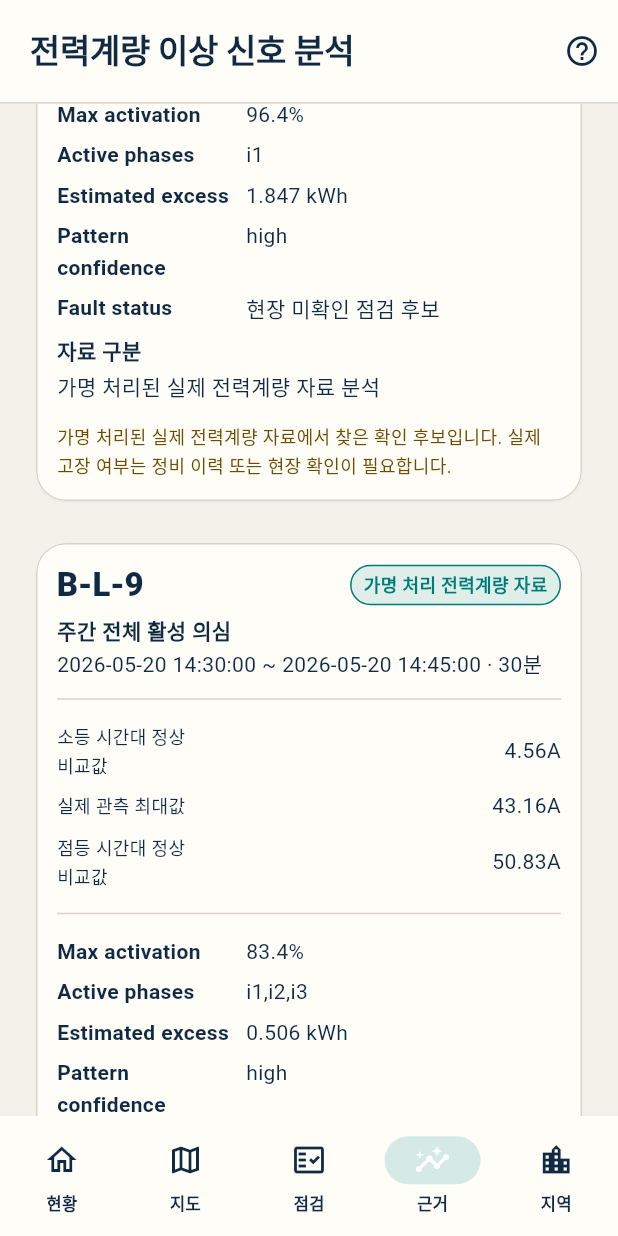
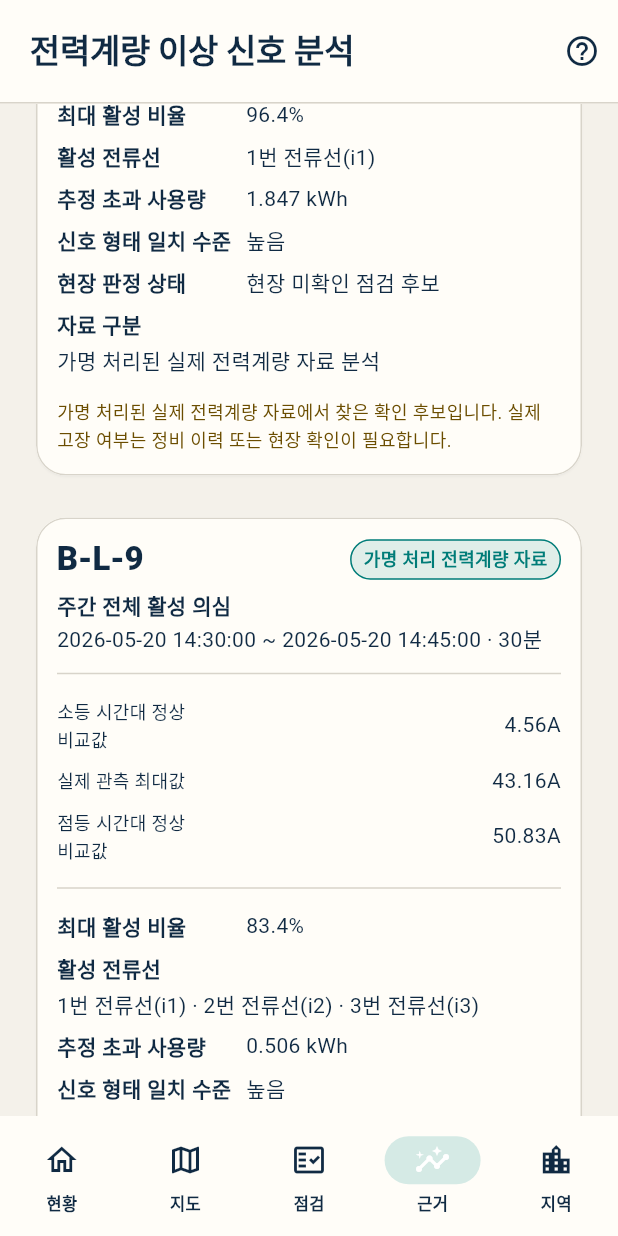
Before and after one commit to good5229/AMI_2026, a Flutter app: the AmiValidationScreen screen opened by its route, scrolled down 576 dp, on a phone screen of 412 x 824 dp. Run offline on Flutter 3.47's test engine with Material 3 defaults, Android fonts, the phone set to English and light mode, and no system bars; our stand-ins replace flutter_map, flutter_riverpod, go_router, latlong2; missing offline and left inert: dart:html; Roboto replaces fonts that are missing (Noto Sans KR).

Commit message:
refactor: translate operational metrics for public UI

```diff
--- a/lightguard_app/lib/data/models/lightguard_models.dart
+++ b/lightguard_app/lib/data/models/lightguard_models.dart
@@ -267,9 +267,9 @@ class CabinetRecord {
   SignalSource get signalSource => ami.signalSource;
 
   String get modeLabel {
-    if (ami.hasRealAmi) return '실제 지자체 AMI 연동';
+    if (ami.hasRealAmi) return '실제 지자체 전력계량 자료 연동';
     if (ami.virtualLinkMode == 'scenario_injection') return '검증 시나리오';
-    return '공공자산 · AMI 미연결';
+    return '공공자산 · 전력계량 자료 미연결';
   }
 }
 
--- a/lightguard_app/lib/features/ami_validation/ami_validation_screen.dart
+++ b/lightguard_app/lib/features/ami_validation/ami_validation_screen.dart
@@ -153,6 +153,9 @@ class _MetricReadingGuide extends StatelessWidget {
             Text('• 탐지율: 검증용 이상 사례를 찾아낸 비율이며 높을수록 좋습니다.'),
             Text('• 정상 오분류율: 정상 상태를 이상으로 잘못 표시한 비율이며 낮을수록 좋습니다.'),
             Text('• 우선 확인 대상 일치율: 먼저 확인하도록 제시한 대상 중 검증 기준과 일치한 비율입니다.'),
+            Text('• 최대 활성 비율: 분석 구간에서 계산한 전력 사용 활성 정도를 0~100%로 표시한 값입니다.'),
+            Text('• 활성 전류선: i1·i2·i3은 계량기가 기록한 1·2·3번 전류선을 뜻합니다.'),
+            Text('• 신호 형태 일치 수준: 높음·보통·낮음으로 분석 신호의 형태 일치 정도를 표시합니다.'),
             SizedBox(height: 6),
             Text('현장 고장 정답이 없는 결과는 실제 정확도로 해석하지 않습니다.',
                 style: TextStyle(fontWeight: FontWeight.w700)),
@@ -226,7 +229,7 @@ class _V06EvidenceHardening extends StatelessWidget {
                 style: Theme.of(context).textTheme.titleMedium),
             const SizedBox(height: 6),
             const Text(
-              '6/6은 field recall이 아닙니다. 작은 표본의 불확실성과 판정 불가 조건을 함께 표시합니다.',
+              '검증용 이상 사례 6건을 모두 찾았다는 결과는 현장 고장 탐지율이 아닙니다. 작은 표본의 불확실성과 판정 불가 조건을 함께 표시합니다.',
               style: TextStyle(fontSize: 12),
             ),
             const SizedBox(height: 12),
@@ -235,18 +238,18 @@ class _V06EvidenceHardening extends StatelessWidget {
                 title: '알려진 이상 사례 탐지',
                 value: percent(summary.coveragePoint),
                 detail:
-                    'Wilson 95% ${percent(summary.coverageLower)}–${percent(summary.coverageUpper)}',
+                    '표본 수를 고려한 95% 예상 범위 ${percent(summary.coverageLower)}–${percent(summary.coverageUpper)}',
               ),
               _V05EvidenceTile(
                 title: '하루 평균 확인 후보 비율',
                 value: percent(summary.candidateDensityPoint, 2),
                 detail:
-                    'Stationary bootstrap ${percent(summary.candidateDensityLower, 2)}–${percent(summary.candidateDensityUpper, 2)}',
+                    '시간 순서를 고려한 반복추출 95% 범위 ${percent(summary.candidateDensityLower, 2)}–${percent(summary.candidateDensityUpper, 2)}',
               ),
               _V05EvidenceTile(
                 title: '자료 부족 시 판정 보류 기준',
-                value: '${summary.abstentionRuleCount} rules',
-                detail: '120분 gap은 DATA_INSUFFICIENT',
+                value: '${summary.abstentionRuleCount}개 기준',
+                detail: '120분 이상 자료 공백은 자료 부족으로 판정 보류',
               ),
             ]),
             const SizedBox(height: 10),
@@ -621,13 +624,13 @@ class _CaseStudyCard extends StatelessWidget {
             const Divider(height: 24),
             _EvidenceBars(event: event),
             const Divider(height: 24),
-            _kv('Max activation',
+            _kv('최대 활성 비율',
                 '${(event.maxActivation * 100).toStringAsFixed(1)}%'),
-            _kv('Active phases', event.activePhases),
-            _kv('Estimated excess',
+            _kv('활성 전류선', _phaseLabel(event.activePhases)),
+            _kv('추정 초과 사용량',
                 '${event.estimatedExcessKwh.toStringAsFixed(3)} kWh'),
-            _kv('Pattern confidence', event.patternConfidence),
-            _kv('Fault status', '현장 미확인 점검 후보'),
+            _kv('신호 형태 일치 수준', _confidenceLabel(event.patternConfidence)),
+            _kv('현장 판정 상태', '현장 미확인 점검 후보'),
             _kv('자료 구분', '가명 처리된 실제 전력계량 자료 분석'),
             const SizedBox(height: 10),
             const Text(AmiValidationScreen.disclaimer,
@@ -732,12 +735,12 @@ class _EventSummaryCard extends StatelessWidget {
         childrenPadding: const EdgeInsets.fromLTRB(16, 0, 16, 16),
         expandedCrossAxisAlignment: CrossAxisAlignment.start,
         children: [
-          _kv('Event ID', event.eventId),
-          _kv('Active phases', event.activePhases),
-          _kv('Estimated excess',
+          _kv('분석 구간 식별번호', event.eventId),
+          _kv('활성 전류선', _phaseLabel(event.activePhases)),
+          _kv('추정 초과 사용량',
               '${event.estimatedExcessKwh.toStringAsFixed(3)} kWh'),
-          _kv('Pattern confidence', event.patternConfidence),
-          _kv('Fault status', '현장 미확인 점검 후보'),
+          _kv('신호 형태 일치 수준', _confidenceLabel(event.patternConfidence)),
+          _kv('현장 판정 상태', '현장 미확인 점검 후보'),
           _kv('자료 구분', '가명 처리된 실제 전력계량 자료 분석'),
         ],
       ),
@@ -762,6 +765,27 @@ Widget _kv(String label, String value) {
   );
 }
 
+String _phaseLabel(String value) {
+  if (value.trim().isEmpty) return '활성 전류선 정보 없음';
+  const labels = <String, String>{
+    'i1': '1번 전류선(i1)',
+    'i2': '2번 전류선(i2)',
+    'i3': '3번 전류선(i3)',
+  };
+  return value
+      .split(',')
+      .map((phase) => phase.trim().toLowerCase())
+      .map((phase) => labels[phase] ?? phase)
+      .join(' · ');
+}
+
+String _confidenceLabel(String value) => switch (value.toLowerCase()) {
+      'high' => '높음',
+      'medium' => '보통',
+      'low' => '낮음',
+      _ => value.isEmpty ? '평가 정보 없음' : value,
+    };
+
 String _eventLabel(String eventType) {
   return switch (eventType) {
     'daytime_full_activation' => '주간 전체 활성 의심',
--- a/lightguard_app/lib/features/ami_validation/submission_readiness_card.dart
+++ b/lightguard_app/lib/features/ami_validation/submission_readiness_card.dart
@@ -43,7 +43,7 @@ class SubmissionReadinessCard extends StatelessWidget {
             ),
             const SizedBox(height: 12),
             const Text(
-              'SIGNAL · PLAUSIBILITY · OPERATIONS · PRODUCT 근거를 분리해 자동 고장판정이 아닌 점검 우선순위를 제시합니다.',
+              '전력 신호 · 물리적 타당성 · 운영 이력 · 서비스 적용 근거를 분리해 자동 고장판정이 아닌 점검 우선순위를 제시합니다.',
             ),
             const SizedBox(height: 8),
             const Text(
--- a/lightguard_app/lib/features/ami_validation/v07_regional_seasonal_card.dart
+++ b/lightguard_app/lib/features/ami_validation/v07_regional_seasonal_card.dart
@@ -66,7 +66,7 @@ class V07RegionalSeasonalCard extends ConsumerWidget {
                 ),
                 const SizedBox(height: 8),
                 const Text(
-                  'KMA ASOS 159·105·127과 KASI 일출·일몰을 적용했지만, '
+                  '기상청 종관기상관측(ASOS) 159·105·127 지점과 한국천문연구원 일출·일몰 자료를 적용했지만, '
                   '약한 이상 2종을 놓쳐 민감도 개선이 필요합니다.',
                 ),
                 const SizedBox(height: 12),
--- a/lightguard_app/lib/features/ami_validation/v17_municipal_operations_card.dart
+++ b/lightguard_app/lib/features/ami_validation/v17_municipal_operations_card.dart
@@ -3,21 +3,21 @@ import 'package:flutter/material.dart';
 class V17MunicipalOperationsContract {
   const V17MunicipalOperationsContract._();
 
-  static const status = 'OPERATIONAL_EVIDENCE_ON_A';
-  static const title = 'v0.17 실제 지자체 운영부담 · 대구 공개데이터';
+  static const status = '운영 근거 확인';
+  static const title = '실제 지자체 운영부담 · 대구 공개데이터';
   static const faultScope =
       '고장관리 101,843건 · 관리번호 40,148개 · 2020-01-02~2025-08-09';
   static const discovery =
       '일상점검 92.0% · 민원신고 5.2% · 민원+직원 신고 7.3%';
-  static const response = '처리기간 중앙값 0일 · p90 8일 · 음수 기간 품질검토 4건';
+  static const response = '처리기간 중앙값 0일 · 90%가 8일 이내 · 음수 기간 품질검토 4건';
   static const repeat =
-      '서로 다른 날짜의 반복 기록 자산 23,815개 · 30일 재기록 10.3% (완전 관측 episode 기준)';
+      '서로 다른 날짜의 반복 기록 자산 23,815개 · 30일 재기록 10.3% (관측기간이 완전한 기록 묶음 기준)';
   static const spatial =
-      'PARTIAL_JOIN · NO_SPATIAL_JOIN · 좌표 후보 100,561건도 ID 의미 검증 전 hotspot 보류';
+      '식별자 일부 연결 · 좌표 직접 연결 보류 · 좌표 후보 100,561건도 식별자 의미 확인 전 위치 집중구역 분석 보류';
   static const safety =
       '안전점검 105,449건 · 현장조치 분류 제공 · 전기값은 단위/공식 기준 미확인으로 분포만 사용';
   static const workflow =
-      'DATA_QUALITY_REVIEW → REMOTE_MONITOR → FIELD_INSPECTION_CANDIDATE 업무 queue에 연결';
+      '자료 품질 확인 → 원격 관찰 → 현장점검 후보 업무 목록으로 연결';
   static const boundary =
       '대구 운영사례는 LightGuard 전력계량 자료와 직접 연결되지 않았습니다. 일부 자료는 행 수가 맞지 않아 사용을 보류했으며, 현장 정확도·민원 예방·처리시간 개선·비용절감을 입증하지 않습니다.';
 }
--- a/lightguard_app/lib/features/ami_validation/v18_operational_triage_card.dart
+++ b/lightguard_app/lib/features/ami_validation/v18_operational_triage_card.dart
@@ -3,14 +3,14 @@ import 'package:flutter/material.dart';
 class V18OperationalTriageContract {
   const V18OperationalTriageContract._();
 
-  static const status = 'OU-B';
-  static const title = 'v0.18 회고형 운영 우선검토 검증';
-  static const split = '개발 71,162 · 검증 16,618 · 확인 9,145 asset-day episodes';
-  static const primary = 'Primary · 30일 반복 기록 이벤트 · 확인기간 prevalence 7.3%';
-  static const prediction = 'B2_LOGISTIC · AP 0.199 · Top 10% enrichment 3.12x';
-  static const queue = 'C25=0 비검토 · C50=62 · C75=80 · C50 burden review difference -0.03일';
-  static const workflow = 'DATA_QUALITY_REVIEW → REMOTE_REVIEW_CANDIDATE → FIELD_INSPECTION_CANDIDATE';
-  static const decision = 'LIMITED_OPERATIONAL_PRIORITY_EVIDENCE';
+  static const status = '운영 우선순위 근거 제한';
+  static const title = '과거 운영기록 기반 우선검토 검증';
+  static const split = '개발 71,162건 · 검증 16,618건 · 확인 9,145건의 자산·일 단위 기록';
+  static const primary = '주요 판정 대상 · 30일 반복 기록 · 확인기간 발생 비율 7.3%';
+  static const prediction = '로지스틱 분석 · 평균 정밀도 0.199 · 상위 10% 대상의 반복 기록 밀도 3.12배';
+  static const queue = '검토 기준별 후보 수: 하위 기준 0건 · 중앙 기준 62건 · 상위 기준 80건 · 중앙 기준 업무부담 차이 -0.03일';
+  static const workflow = '자료 품질 확인 → 원격 확인 후보 → 현장점검 후보';
+  static const decision = '운영 우선순위에 참고할 수 있으나 제한적으로 해석';
   static const boundary = '접수일 시작 시점 이전의 고장 접수 이력만 사용한 사후 모의분석입니다. 고장 확률·전력자료 정확도·실제 수리시간 단축·민원 감소·비용절감 또는 대구 결과의 수영구 직접 적용을 뜻하지 않습니다.';
 }
 
--- a/lightguard_app/lib/features/cabinet_detail/cabinet_detail_screen.dart
+++ b/lightguard_app/lib/features/cabinet_detail/cabinet_detail_screen.dart
@@ -93,7 +93,7 @@ class CabinetDetailScreen extends ConsumerWidget {
                 _kv(
                     '공식 기상 관측자료',
                     officialContext?.firstOfficialWeather == null
-                        ? '기상청 ASOS 부산관측소(159) 자료 미수집'
+                        ? '기상청 종관기상관측(ASOS) 부산관측소(159) 자료 미수집'
                         : '기상청 부산 종관기상관측소(지점 159) · ${officialContext!.firstOfficialWeather!['timestamp']}'),
               ]),
               const SizedBox(height: 8),
--- a/lightguard_app/lib/features/dashboard/dashboard_screen.dart
+++ b/lightguard_app/lib/features/dashboard/dashboard_screen.dart
@@ -341,7 +341,7 @@ class _OfficialContextCard extends StatelessWidget {
                   ? '천문자료: 한국천문연구원 자료 미수집'
                   : '천문자료: 한국천문연구원 ${solar['date']} · ${solar['sunrise']} / ${solar['sunset']}'),
               Text(weather == null
-                  ? '기상자료: 기상청 ASOS 부산관측소(159) 자료 미수집'
+                  ? '기상자료: 기상청 종관기상관측(ASOS) 부산관측소(159) 자료 미수집'
                   : '기상자료: 기상청 부산 종관기상관측소(지점 159) · ${weather['timestamp']}'),
             ]),
             const SizedBox(height: 8),
```
Also changed, not shown: 3 other files.
